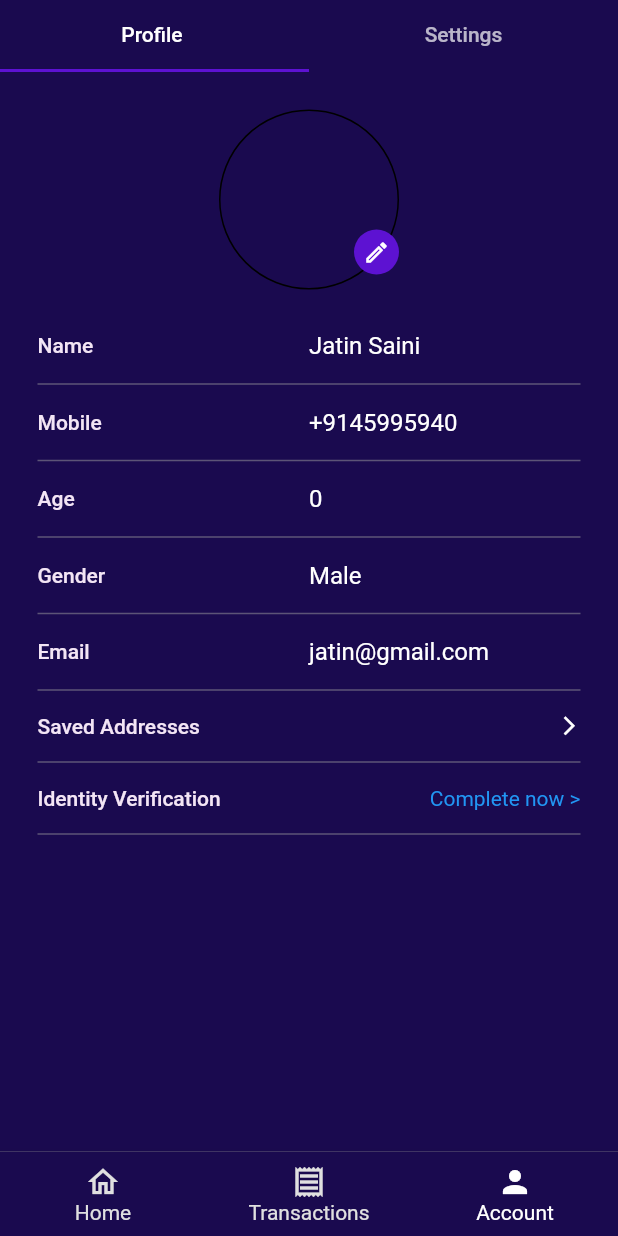
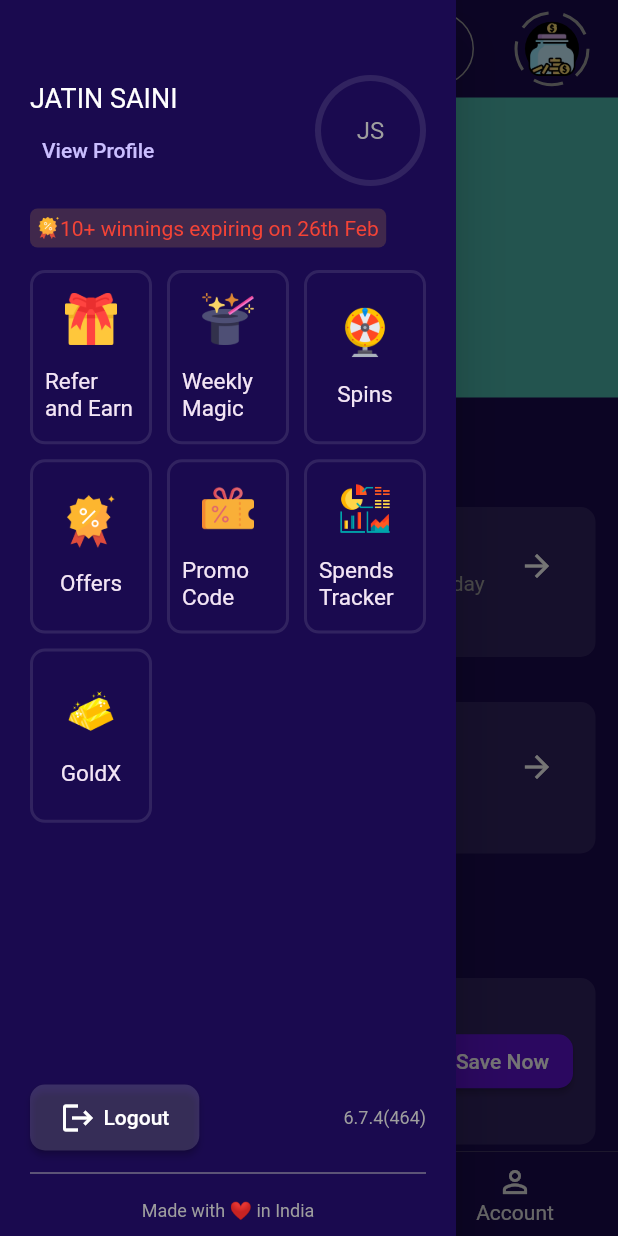
Before and after one commit to jatin-web/tme_assignment, a Flutter app: the screen it shows after launch, with the side drawer open (before the commit the screen has no drawer), on a phone screen of 412 x 824 dp. Run offline on Flutter 3.47's test engine with Material 2 defaults, Android fonts, the light colour scheme and no system bars; drawn by our look-alikes of dotted_border.

Commit message:
created drawer

```diff
--- a/lib/main.dart
+++ b/lib/main.dart
@@ -1,9 +1,16 @@
 import 'package:flutter/material.dart';
+import 'package:flutter/services.dart';
 import 'package:tme_pune/constants.dart';
 import 'package:tme_pune/route_navigator.dart';
 import 'package:tme_pune/view/screen/home_screen.dart';
 
 void main() {
+  SystemChrome.setSystemUIOverlayStyle(const SystemUiOverlayStyle(
+    statusBarColor: Colors.transparent, // status bar color
+    statusBarIconBrightness: Brightness.light, // status bar icons' color
+    systemNavigationBarIconBrightness:
+        Brightness.light, //navigation bar icons' color
+  ));
   runApp(const MyApp());
 }
 
--- /dev/null
+++ b/lib/view/components/buttons/logout_button.dart
@@ -0,0 +1,36 @@
+import 'package:flutter/material.dart';
+import 'package:tme_pune/constants.dart';
+
+class LogoutButton extends StatelessWidget {
+  const LogoutButton({super.key, required this.title, this.icon, this.color});
+  final String title;
+  final IconData? icon;
+  final Color? color;
+
+  @override
+  Widget build(BuildContext context) {
+    return ElevatedButton(
+      onPressed: () {},
+      style: ButtonStyle(
+          shape: MaterialStatePropertyAll(
+              RoundedRectangleBorder(borderRadius: BorderRadius.circular(10))),
+          backgroundColor: MaterialStatePropertyAll(color ?? themeColor),
+          padding: const MaterialStatePropertyAll(
+              EdgeInsets.symmetric(horizontal: 20, vertical: 10))),
+      child: Row(
+        mainAxisSize: MainAxisSize.min,
+        children: [
+          Icon(
+            icon,
+            color: Colors.white,
+          ),
+          const SizedBox(width: 5),
+          Text(
+            title,
+            style: const TextStyle(color: Colors.white),
+          ),
+        ],
+      ),
+    );
+  }
+}
--- a/lib/view/components/containers/reward_container.dart
+++ b/lib/view/components/containers/reward_container.dart
@@ -3,14 +3,20 @@ import 'package:tme_pune/constants.dart';
 import 'package:tme_pune/data/models/reward_model.dart';
 
 class RewardContainer extends StatelessWidget {
-  const RewardContainer({super.key, required this.rewardModel});
+  const RewardContainer(
+      {super.key, required this.rewardModel, this.isOutlined = false});
   final RewardModel rewardModel;
+  final bool isOutlined;
 
   @override
   Widget build(BuildContext context) {
     return Container(
+      padding: const EdgeInsets.all(8),
       decoration: BoxDecoration(
-          color: fadedThemeColor, borderRadius: BorderRadius.circular(10)),
+          color: isOutlined ? themeColor : fadedThemeColor,
+          borderRadius: BorderRadius.circular(10),
+          border:
+              isOutlined ? Border.all(color: fadedThemeColor, width: 2) : null),
       child: Column(
         crossAxisAlignment: CrossAxisAlignment.center,
         mainAxisAlignment: MainAxisAlignment.center,
@@ -18,12 +24,14 @@ class RewardContainer extends StatelessWidget {
           if (rewardModel.imagePath != null)
             Image.asset(
               rewardModel.imagePath!,
-              height: 40,
+              height: 35,
             ),
           const SizedBox(height: 15),
           Text(
             rewardModel.title ?? "",
-            style: const TextStyle(fontWeight: FontWeight.w500),
+            style: TextStyle(
+                color: isOutlined ? lightPurpleColor : Colors.white,
+                fontSize: 15),
           ),
         ],
       ),
--- a/lib/view/components/dialogs/edit_details_dialog.dart
+++ b/lib/view/components/dialogs/edit_details_dialog.dart
@@ -53,9 +53,7 @@ class _EditDetailsDialogState extends State<EditDetailsDialog> {
                     ),
                   )),
             ),
-            const SizedBox(
-              height: 20,
-            ),
+            const SizedBox(height: 20),
             FilledButton(
               style: ButtonStyle(
                   backgroundColor: MaterialStatePropertyAll(buttonColor1),
--- /dev/null
+++ b/lib/view/components/drawer/my_drawer.dart
@@ -0,0 +1,122 @@
+import 'package:flutter/material.dart';
+import 'package:tme_pune/constants.dart';
+import 'package:tme_pune/data/demo_data_list.dart';
+import 'package:tme_pune/view/components/buttons/logout_button.dart';
+import 'package:tme_pune/view/components/containers/reward_container.dart';
+
+class MyDrawer extends StatelessWidget {
+  const MyDrawer({super.key});
+
+  @override
+  Widget build(BuildContext context) {
+    return Drawer(
+      backgroundColor: themeColor,
+      child: SafeArea(
+        child: Padding(
+            padding: const EdgeInsets.symmetric(horizontal: 20),
+            child: Column(
+              children: [
+                _getHeader(),
+                Expanded(child: _getOptions()),
+                _getLogoutButtonRow(),
+                const SizedBox(height: 5),
+                const Divider(color: Colors.grey),
+                _getFooter(),
+              ],
+            )),
+      ),
+    );
+  }
+
+  Widget _getFooter() => const Padding(
+        padding: EdgeInsets.all(10.0),
+        child: Text(
+          "Made with ❤️ in India",
+          style: TextStyle(color: Colors.grey, fontSize: 12),
+        ),
+      );
+
+  Widget _getLogoutButtonRow() => Row(
+        mainAxisAlignment: MainAxisAlignment.spaceBetween,
+        children: [
+          LogoutButton(
+            title: "Logout",
+            color: Colors.white.withOpacity(0.15),
+            icon: Icons.logout,
+          ),
+          const Text(
+            "6.7.4(464)",
+            style: TextStyle(fontSize: 12, color: Colors.grey),
+          )
+        ],
+      );
+
+  Widget _getOptions() => GridView.builder(
+      itemCount: rewardsList.length,
+      padding: const EdgeInsets.only(top: 15),
+      gridDelegate: const SliverGridDelegateWithFixedCrossAxisCount(
+          crossAxisCount: 3,
+          childAspectRatio: 0.7,
+          mainAxisSpacing: 10,
+          crossAxisSpacing: 10),
+      itemBuilder: (context, index) {
+        return RewardContainer(
+          rewardModel: rewardsList[index],
+          isOutlined: true,
+        );
+      });
+
+  Widget _getHeader() => Column(
+        crossAxisAlignment: CrossAxisAlignment.start,
+        children: [
+          const SizedBox(height: 50),
+          Row(
+            mainAxisAlignment: MainAxisAlignment.spaceBetween,
+            crossAxisAlignment: CrossAxisAlignment.end,
+            children: [
+              Column(
+                crossAxisAlignment: CrossAxisAlignment.start,
+                mainAxisAlignment: MainAxisAlignment.end,
+                children: [
+                  const Text(
+                    "JATIN SAINI",
+                    style: TextStyle(fontSize: 18),
+                  ),
+                  TextButton(
+                      onPressed: () {}, child: const Text("View Profile"))
+                ],
+              ),
+              CircleAvatar(
+                radius: 37,
+                backgroundColor: fadedThemeColor,
+                child: CircleAvatar(
+                  radius: 33,
+                  backgroundColor: themeColor,
+                  child: const Text("JS"),
+                ),
+              )
+            ],
+          ),
+          const SizedBox(height: 15),
+          Container(
+            decoration: BoxDecoration(
+                color: Colors.brown.withOpacity(0.4),
+                borderRadius: BorderRadius.circular(5)),
+            padding: const EdgeInsets.all(5),
+            child: Row(
+              mainAxisSize: MainAxisSize.min,
+              children: [
+                Image.asset(
+                  "assets/icons/offers.png",
+                  height: 15,
+                ),
+                const Text(
+                  "10+ winnings expiring on 26th Feb",
+                  style: TextStyle(color: Colors.red),
+                ),
+              ],
+            ),
+          )
+        ],
+      );
+}
--- a/lib/view/screen/home_screen.dart
+++ b/lib/view/screen/home_screen.dart
@@ -1,5 +1,6 @@
 import 'package:flutter/material.dart';
 import 'package:tme_pune/constants.dart';
+import 'package:tme_pune/view/components/drawer/my_drawer.dart';
 import 'package:tme_pune/view/screen/tabs/accounts_tab.dart';
 import 'package:tme_pune/view/screen/tabs/home_tab.dart';
 import 'package:tme_pune/view/screen/tabs/transactions_tab.dart';
@@ -13,7 +14,7 @@ class HomeScreen extends StatefulWidget {
 }
 
 class _HomeScreenState extends State<HomeScreen> {
-  int index = 2;
+  int index = 0;
   static const List<Widget> _tabs = [
     HomeTab(),
     TransactionsTab(),
@@ -24,6 +25,7 @@ class _HomeScreenState extends State<HomeScreen> {
   Widget build(BuildContext context) {
     return Scaffold(
       backgroundColor: themeColor,
+      drawer: const MyDrawer(),
       bottomNavigationBar: Container(
         decoration: const BoxDecoration(
             border: Border(top: BorderSide(color: Colors.grey, width: 0.2))),
@@ -55,33 +57,6 @@ class _HomeScreenState extends State<HomeScreen> {
                   icon: Icon(Icons.person_outline)),
             ]),
       ),
-      // bottomNavigationBar: NavigationBar(
-      //   onDestinationSelected: (int i) {
-      //     setState(() {
-      //       index = i;
-      //     });
-      //   },
-      //   indicatorColor: Colors.amber,
-      //   selectedIndex: index,
-      //   destinations: const <Widget>[
-      //     NavigationDestination(
-      //       selectedIcon: Icon(Icons.home),
-      //       icon: Icon(Icons.home_outlined),
-      //       label: 'Home',
-      //     ),
-      //     NavigationDestination(
-      //       icon: Badge(child: Icon(Icons.notifications_sharp)),
-      //       label: 'Notifications',
-      //     ),
-      //     NavigationDestination(
-      //       icon: Badge(
-      //         label: Text('2'),
-      //         child: Icon(Icons.messenger_sharp),
-      //       ),
-      //       label: 'Messages',
-      //     ),
-      //   ],
-      // ),
       body: _tabs[index],
     );
   }
--- a/lib/view/screen/tabs/home_tab.dart
+++ b/lib/view/screen/tabs/home_tab.dart
@@ -142,7 +142,11 @@ class _HomeTabState extends State<HomeTab> {
   SliverAppBar _getAppBar() => SliverAppBar(
         toolbarHeight: 65,
         backgroundColor: Colors.transparent,
-        leading: IconButton(onPressed: () {}, icon: const Icon(Icons.menu)),
+        leading: IconButton(
+            onPressed: () {
+              Scaffold.of(context).openDrawer();
+            },
+            icon: const Icon(Icons.menu)),
         actions: const [
           Padding(
             padding: EdgeInsets.all(8.0),
```
